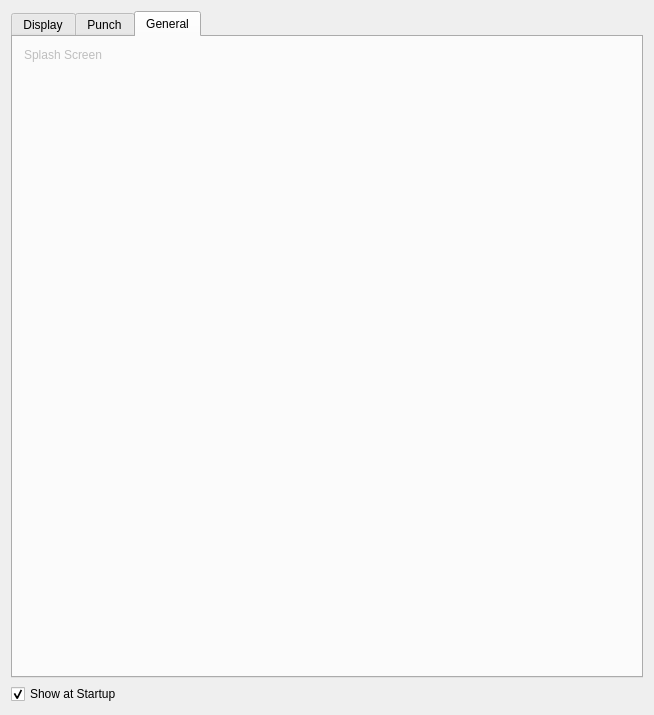
The window that ui/preferences-OSAFE_visual.ui (ebrahimraeyat/OSAFE) describes before a commit, drawn with Qt 5.
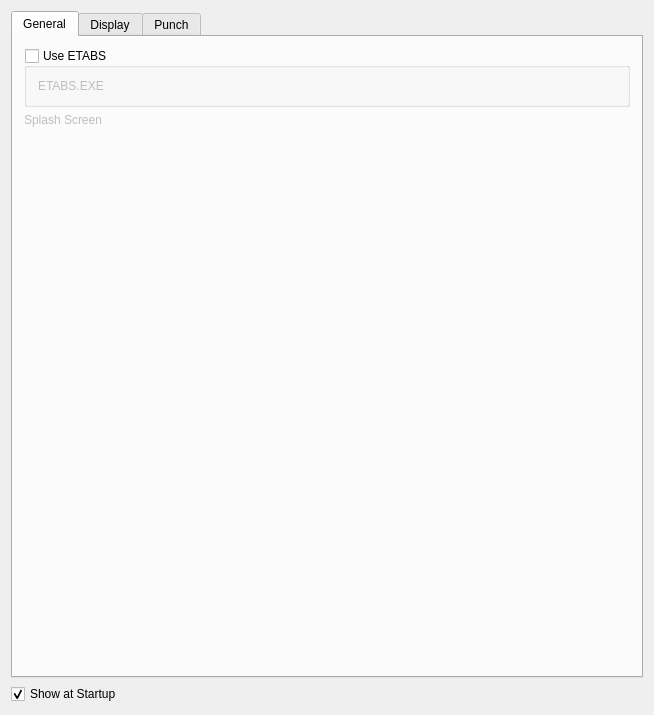
The same window after the commit. The open tabs and pages were chosen to show the change. Custom widgets are drawn as their Qt base class.

```diff
--- a/ui/preferences-OSAFE_visual.ui
+++ b/ui/preferences-OSAFE_visual.ui
@@ -22,6 +22,109 @@
      <property name="currentIndex">
       <number>0</number>
      </property>
+     <widget class="QWidget" name="tab_3">
+      <property name="enabled">
+       <bool>true</bool>
+      </property>
+      <attribute name="title">
+       <string>General</string>
+      </attribute>
+      <layout class="QVBoxLayout" name="verticalLayout_4">
+       <item>
+        <widget class="QGroupBox" name="groupBox_3">
+         <property name="enabled">
+          <bool>true</bool>
+         </property>
+         <property name="title">
+          <string>Use ETABS</string>
+         </property>
+         <property name="checkable">
+          <bool>true</bool>
+         </property>
+         <property name="checked">
+          <bool>false</bool>
+         </property>
+         <layout class="QHBoxLayout" name="horizontalLayout_7">
+          <item>
+           <widget class="QLabel" name="label_8">
+            <property name="text">
+             <string>ETABS.EXE</string>
+            </property>
+           </widget>
+          </item>
+          <item>
+           <widget class="Gui::PrefFileChooser" name="etabs_exe_path" native="true">
+            <property name="minimumSize">
+             <size>
+              <width>300</width>
+              <height>0</height>
+             </size>
+            </property>
+            <property name="toolTip">
+             <string>The default template to use when creating a new drawing sheet</string>
+            </property>
+            <property name="prefEntry" stdset="0">
+             <cstring>etabs_exe_path</cstring>
+            </property>
+            <property name="prefPath" stdset="0">
+             <cstring>Mod/Draft</cstring>
+            </property>
+           </widget>
+          </item>
+         </layout>
+        </widget>
+       </item>
+       <item>
+        <layout class="QHBoxLayout" name="horizontalLayout_6">
+         <item>
+          <widget class="QLabel" name="label_6">
+           <property name="enabled">
+            <bool>false</bool>
+           </property>
+           <property name="text">
+            <string>Splash Screen</string>
+           </property>
+          </widget>
+         </item>
+         <item>
+          <widget class="Gui::PrefFileChooser" name="splash_screen" native="true">
+           <property name="enabled">
+            <bool>false</bool>
+           </property>
+           <property name="minimumSize">
+            <size>
+             <width>300</width>
+             <height>0</height>
+            </size>
+           </property>
+           <property name="toolTip">
+            <string>The default template to use when creating a new drawing sheet</string>
+           </property>
+           <property name="prefEntry" stdset="0">
+            <cstring>splash_screen</cstring>
+           </property>
+           <property name="prefPath" stdset="0">
+            <cstring>Mod/Draft</cstring>
+           </property>
+          </widget>
+         </item>
+        </layout>
+       </item>
+       <item>
+        <spacer name="verticalSpacer_2">
+         <property name="orientation">
+          <enum>Qt::Vertical</enum>
+         </property>
+         <property name="sizeHint" stdset="0">
+          <size>
+           <width>20</width>
+           <height>524</height>
+          </size>
+         </property>
+        </spacer>
+       </item>
+      </layout>
+     </widget>
      <widget class="QWidget" name="tab">
       <attribute name="title">
        <string>Display</string>
@@ -1458,59 +1561,6 @@
        </item>
       </layout>
      </widget>
-     <widget class="QWidget" name="tab_3">
-      <property name="enabled">
-       <bool>false</bool>
-      </property>
-      <attribute name="title">
-       <string>General</string>
-      </attribute>
-      <layout class="QVBoxLayout" name="verticalLayout_4">
-       <item>
-        <layout class="QHBoxLayout" name="horizontalLayout_6">
-         <item>
-          <widget class="QLabel" name="label_6">
-           <property name="text">
-            <string>Splash Screen</string>
-           </property>
-          </widget>
-         </item>
-         <item>
-          <widget class="Gui::PrefFileChooser" name="splash_screen" native="true">
-           <property name="minimumSize">
-            <size>
-             <width>300</width>
-             <height>0</height>
-            </size>
-           </property>
-           <property name="toolTip">
-            <string>The default template to use when creating a new drawing sheet</string>
-           </property>
-           <property name="prefEntry" stdset="0">
-            <cstring>splash_screen</cstring>
-           </property>
-           <property name="prefPath" stdset="0">
-            <cstring>Mod/Draft</cstring>
-           </property>
-          </widget>
-         </item>
-        </layout>
-       </item>
-       <item>
-        <spacer name="verticalSpacer_2">
-         <property name="orientation">
-          <enum>Qt::Vertical</enum>
-         </property>
-         <property name="sizeHint" stdset="0">
-          <size>
-           <width>20</width>
-           <height>587</height>
-          </size>
-         </property>
-        </spacer>
-       </item>
-      </layout>
-     </widget>
     </widget>
    </item>
    <item>
```
